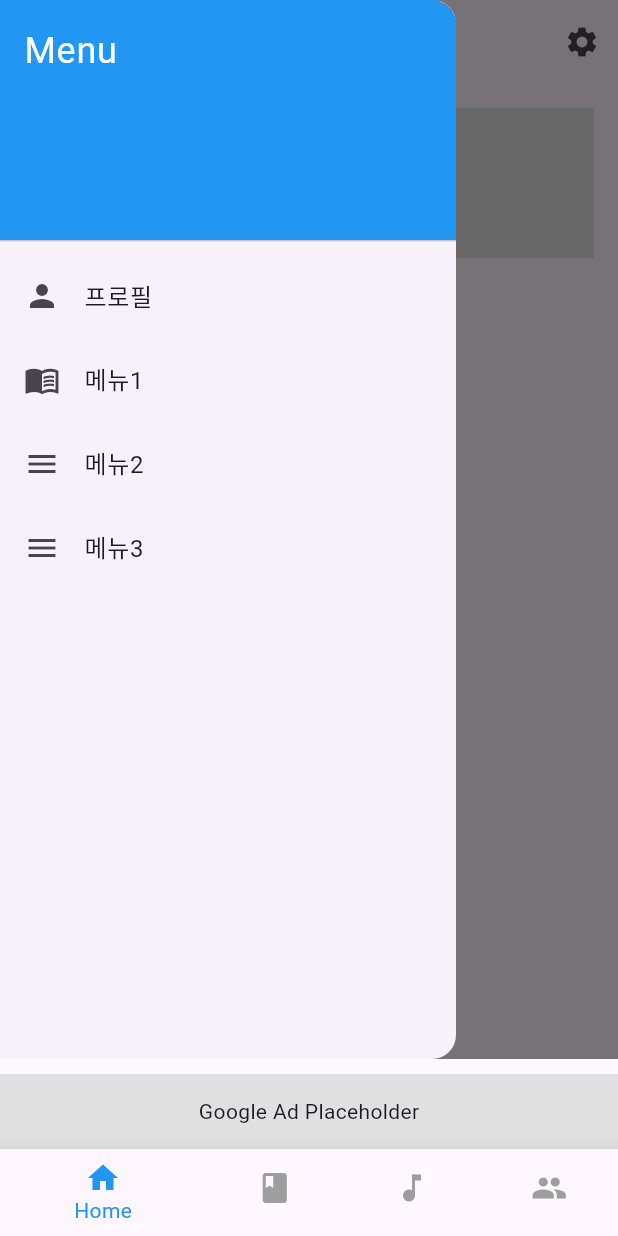
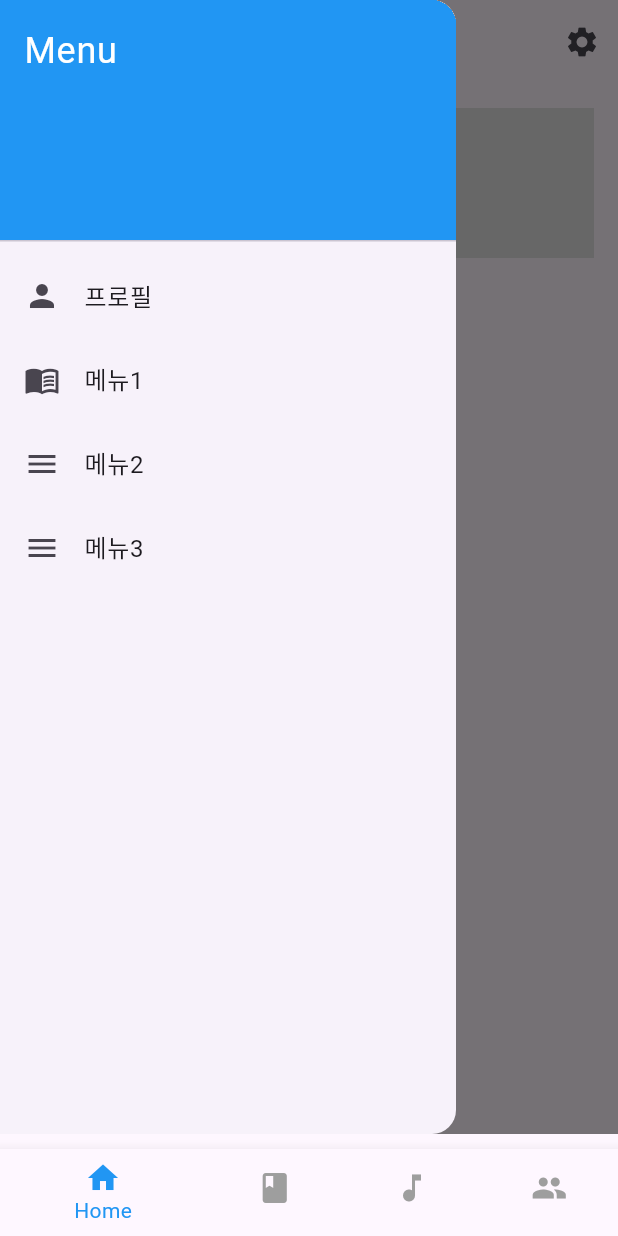
Before and after one commit to kys7442/ex8, a Flutter app: the screen it shows after launch, with the side drawer open, on a phone screen of 412 x 824 dp. Run offline on Flutter 3.47's test engine with Material 3 defaults, Android fonts, the phone set to English and light mode, and no system bars; our stand-ins replace flutter_dotenv, google_mobile_ads; network calls fail.

Commit message:
구글 광고 이동 빌드 시작

```diff
--- a/lib/screens/home_page.dart
+++ b/lib/screens/home_page.dart
@@ -5,7 +5,6 @@ import 'etc2_page.dart';
 import 'etc3_page.dart';
 import 'settings_page.dart';
 import 'login_page.dart';
-import 'package:google_mobile_ads/google_mobile_ads.dart';
 
 class HomePage extends StatefulWidget {
   const HomePage({super.key});
@@ -16,8 +15,6 @@ class HomePage extends StatefulWidget {
 
 class _HomePageState extends State<HomePage> {
   bool isLoggedIn = false; // 로그인 여부를 저장하는 변수
-  BannerAd? _bannerAd; // 배너 광고 객체
-  bool _isBannerAdReady = false; // 광고 준비 여부
 
   void _logout() {
     setState(() {
@@ -28,30 +25,10 @@ class _HomePageState extends State<HomePage> {
   @override
   void initState() {
     super.initState();
-
-    // 배너 광고 초기화
-    _bannerAd = BannerAd(
-      adUnitId:
-          'ca-app-pub-3940256099942544/6300978111', // 테스트 광고 단위 ID (실제 광고 ID 사용 시 교체 필요)
-      request: AdRequest(),
-      size: AdSize.banner,
-      listener: BannerAdListener(
-        onAdLoaded: (_) {
-          setState(() {
-            _isBannerAdReady = true;
-          });
-        },
-        onAdFailedToLoad: (ad, error) {
-          //print('Ad failed to load: $error');
-          ad.dispose();
-        },
-      ),
-    )..load();
   }
 
   @override
   void dispose() {
-    _bannerAd?.dispose(); // 광고 해제
     super.dispose();
   }
 
@@ -160,12 +137,6 @@ class _HomePageState extends State<HomePage> {
       ),
       body: Column(
         children: [
-          if (_isBannerAdReady) // 광고 준비 여부 확인 후 광고 표시
-            Container(
-              width: _bannerAd!.size.width.toDouble(),
-              height: _bannerAd!.size.height.toDouble(),
-              child: AdWidget(ad: _bannerAd!),
-            ),
           Expanded(
             child: ListView(
               padding: EdgeInsets.all(16.0),
--- a/lib/screens/main_page.dart
+++ b/lib/screens/main_page.dart
@@ -4,6 +4,7 @@ import 'bible_page.dart';
 import 'hymn_page.dart';
 import 'community_page.dart';
 import '../widgets/main_bottom_navigation.dart';
+import 'package:google_mobile_ads/google_mobile_ads.dart';
 
 class MainPage extends StatefulWidget {
   final int initialIndex;
@@ -16,11 +17,35 @@ class MainPage extends StatefulWidget {
 
 class _MainPageState extends State<MainPage> {
   late int _selectedIndex;
+  BannerAd? _bannerAd;
+  bool _isBannerAdReady = false;
 
   @override
   void initState() {
     super.initState();
     _selectedIndex = widget.initialIndex;
+
+    _bannerAd = BannerAd(
+      adUnitId: 'ca-app-pub-3940256099942544/6300978111',
+      request: AdRequest(),
+      size: AdSize.banner,
+      listener: BannerAdListener(
+        onAdLoaded: (_) {
+          setState(() {
+            _isBannerAdReady = true;
+          });
+        },
+        onAdFailedToLoad: (ad, error) {
+          ad.dispose();
+        },
+      ),
+    )..load();
+  }
+
+  @override
+  void dispose() {
+    _bannerAd?.dispose();
+    super.dispose();
   }
 
   final List<Widget> _pages = [
@@ -52,14 +77,16 @@ class _MainPageState extends State<MainPage> {
               }).toList(),
             ),
           ),
-          Container(
-            color: Colors.grey[300],
-            height: 50,
-            child: Center(child: Text('Google Ad Placeholder')),
-          ),
+          if (_isBannerAdReady)
+            Container(
+              width: _bannerAd!.size.width.toDouble(),
+              height: _bannerAd!.size.height.toDouble(),
+              child: AdWidget(ad: _bannerAd!),
+            ),
         ],
       ),
-      bottomNavigationBar: MainPageBottomNavigationBar(selectedIndex: _selectedIndex, onTap: _onItemTapped),
+      bottomNavigationBar: MainPageBottomNavigationBar(
+          selectedIndex: _selectedIndex, onTap: _onItemTapped),
     );
   }
 }
```
Also changed, not shown: 2 other files.
